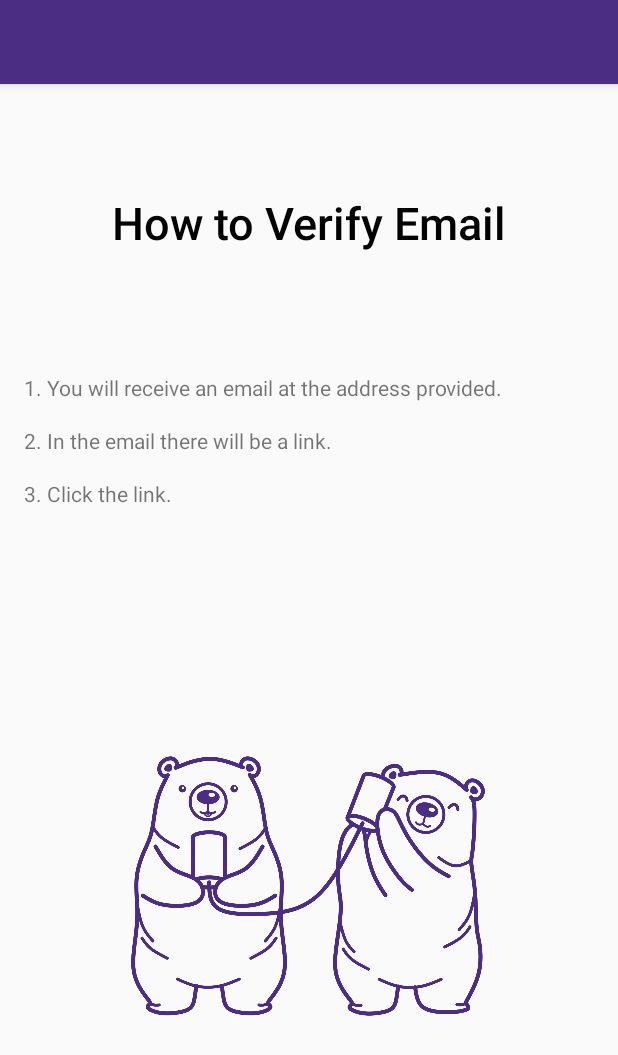
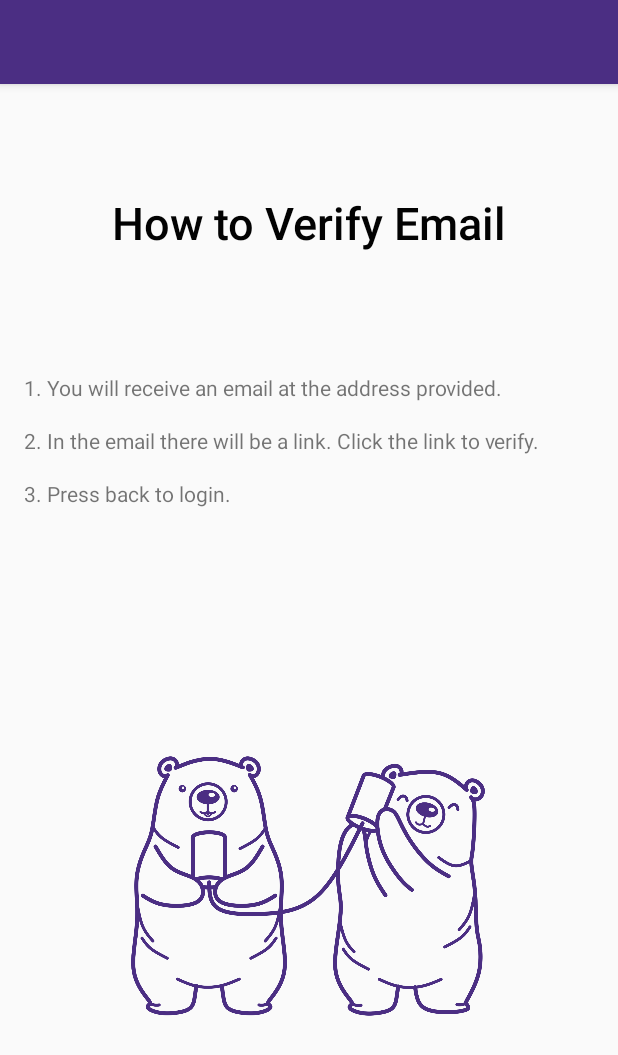
Before and after one commit to redqueentopawnfour/Team_JerrysBears_TCSS450, an Android app: the VerifyEmailFragment screen opened through its navigation route, on a phone screen of 412 x 824 dp. Shown: the top 1055 px of the screen. Run offline under Robolectric (Android 15) with nearby library versions, the phone set to English and light mode, and no system bars.

Commit message:
Navigate register button to Verify instructions page on successful register Set correct error responses

```diff
--- a/app/src/main/res/navigation/nav_graph.xml
+++ b/app/src/main/res/navigation/nav_graph.xml
@@ -25,6 +25,9 @@
         <action
             android:id="@+id/action_nav_fragment_register_to_homeActivity"
             app:destination="@+id/homeActivity" />
+        <action
+            android:id="@+id/action_nav_fragment_register_to_nav_fragment_verifyEmail"
+            app:destination="@id/nav_fragment_verifyEmail" />
     </fragment>
     <fragment
         android:id="@+id/nav_fragment_verifyEmail"
--- a/app/src/main/res/values/dimens.xml
+++ b/app/src/main/res/values/dimens.xml
@@ -5,4 +5,5 @@
     <dimen name="nav_header_vertical_spacing">8dp</dimen>
     <dimen name="nav_header_height">176dp</dimen>
     <dimen name="fab_margin">16dp</dimen>
+    <dimen name="text_margin">16dp</dimen>
 </resources>
--- a/app/src/main/res/values/strings.xml
+++ b/app/src/main/res/values/strings.xml
@@ -21,8 +21,8 @@
     <string name="button_register_register">Register</string>
 
     <string name="textView_verifyEmail_instructions1">1. You will receive an email at the address provided.</string>
-    <string name="textView_verifyEmail_instructions2">2. In the email there will be a link.</string>
-    <string name="textView_verifyEmail_instructions3">3. Click the link.</string>
+    <string name="textView_verifyEmail_instructions2">2. In the email there will be a link. Click the link to verify.</string>
+    <string name="textView_verifyEmail_instructions3">3. Press back to login.</string>
 
 
 
@@ -47,6 +47,7 @@
 <!--    Web Service keys-->
     <string name="keys_json_jwt">token</string>
     <string name="keys_json_success">success</string>
+    <string name="keys_json_message">message</string>
     <string name="textMessage">Text Message</string>
     <string name="MessageSend">SEND</string>
 
```
Also changed, not shown: app/src/main/java/edu/uw/tcss450/polkn/teamjerrysbearstcss450/LoginFragment.java (+12 -1 lines), app/src/main/java/edu/uw/tcss450/polkn/teamjerrysbearstcss450/RegisterFragment.java (+8 -3 lines).
